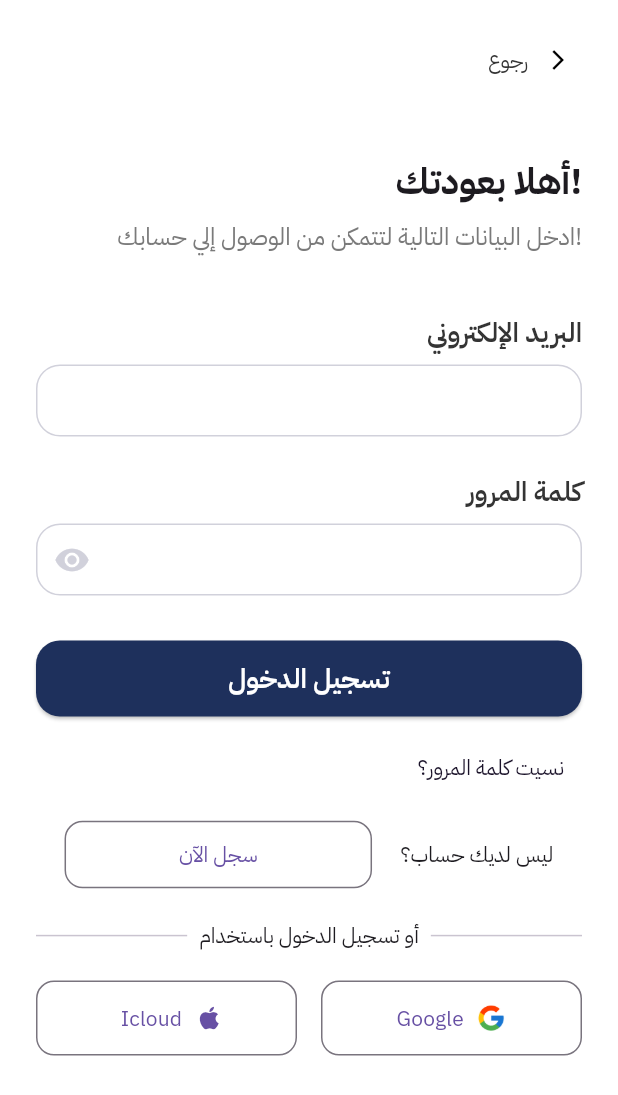
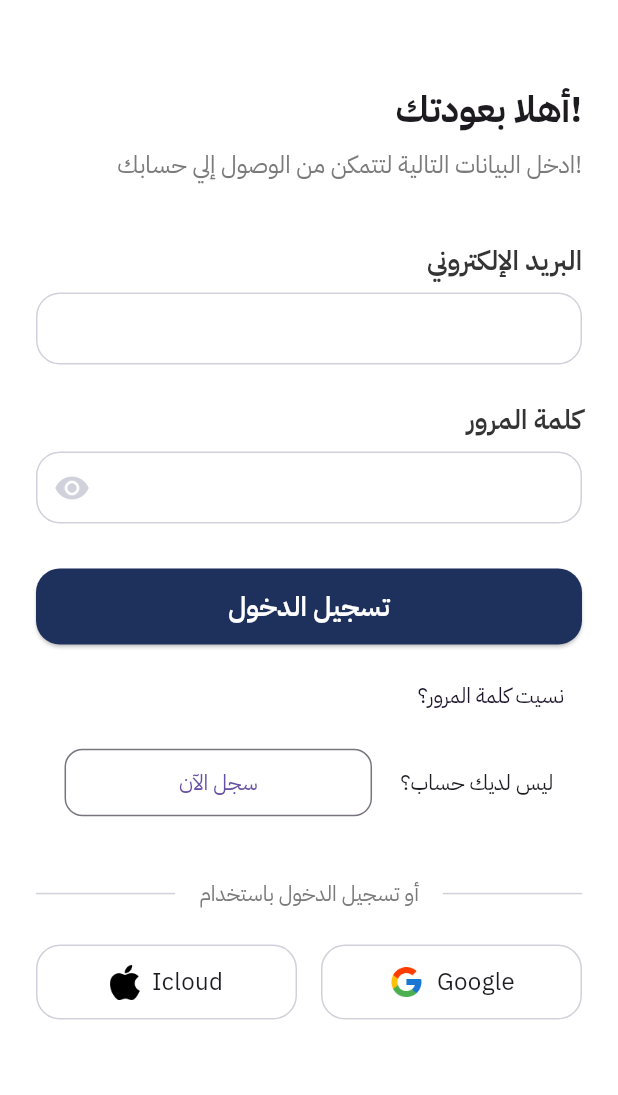
Before and after one commit to Sejily/sejily_app, a Flutter app: the screen it shows after launch, after a tap on "التالي", after a tap on "تخطي", on a phone screen of 412 x 824 dp. Shown: the top 1095 px of the screen. Run offline on Flutter 3.47's test engine with Material 3 defaults, Android fonts, the phone set to English and light mode, and no system bars; our stand-ins replace country_code_picker, dio, dotted_border, flutter_dotenv, flutter_riverpod, flutter_secure_storage and 5 more.

Commit message:
Handling the Authentication UI app flow

```diff
--- a/lib/core/routes/app_router.dart
+++ b/lib/core/routes/app_router.dart
@@ -5,6 +5,8 @@ import 'package:sejily/features/authentication/presentation/view/data_review_pag
 import 'package:sejily/features/authentication/presentation/view/emergency_contact_page.dart';
 import 'package:sejily/features/authentication/presentation/view/forget_password_view.dart';
 import 'package:sejily/features/authentication/presentation/view/login_view.dart';
+import 'package:sejily/features/authentication/presentation/view/otp_verification_view.dart';
+import 'package:sejily/features/authentication/presentation/view/register_view.dart';
 import 'package:sejily/features/authentication/presentation/view/reset_password_view.dart';
 import 'package:sejily/features/authentication/presentation/view/role_selection_view.dart';
 import 'package:sejily/features/authentication/presentation/view/success_reset_view.dart';
@@ -34,12 +36,20 @@ class AppRouter {
       ),
       GoRoute(
         path: Routes.register,
-        builder: (context, state) => const Placeholder(),
+        builder: (context, state) => const RegisterView(),
       ),
 
       GoRoute(
         path: Routes.verifyOtp,
         builder: (context, state) => const OtpPage(),
+      ),
+
+      GoRoute(
+        path: Routes.registerOtpVerification,
+        builder: (context, state) {
+          final email = state.extra as String;
+          return OtpVerificationView(email: email);
+        },
       ),
       GoRoute(
         path: Routes.forgetPassword,
--- a/lib/core/routes/routes.dart
+++ b/lib/core/routes/routes.dart
@@ -17,4 +17,5 @@ class Routes {
   static const String uploadHospitalAffiliation = '/uploadHospitalAffiliation';
   static const String emergencyContact = '/emergencyContact';
   static const String dataReview = '/dataReview';
+  static const String registerOtpVerification = '/registerOtpVerification';
 }
--- a/lib/features/authentication/presentation/view/complete_user_data_page.dart
+++ b/lib/features/authentication/presentation/view/complete_user_data_page.dart
@@ -7,7 +7,6 @@ import 'package:sejily/core/utils/app_text_styles.dart';
 import 'package:sejily/core/utils/app_validators.dart';
 import 'package:sejily/core/utils/app_strings.dart';
 import 'package:sejily/core/widgets/build_field_with_label.dart';
-import 'package:sejily/core/widgets/custom_app_bar.dart';
 import 'package:sejily/core/widgets/custom_button.dart';
 import 'package:sejily/core/widgets/custom_text_field.dart';
 import 'package:sejily/features/authentication/presentation/manager/providers/progress_provider.dart';
@@ -57,9 +56,7 @@ class _CompleteUserDataPageState extends ConsumerState<CompleteUserDataPage> {
     await DatePickerHelper.selectDate(context, _birthdateController, (
       dateString,
     ) {
-      setState(() {
-        // Date is already set in the controller by the helper
-      });
+      setState(() {});
     });
   }
 
@@ -76,7 +73,7 @@ class _CompleteUserDataPageState extends ConsumerState<CompleteUserDataPage> {
               child: Column(
                 crossAxisAlignment: CrossAxisAlignment.start,
                 children: [
-                  const CustomAppBar(),
+                  const SizedBox(height: 50),
                   const StepProgressBar(),
                   const SizedBox(height: 17),
                   Text(
--- a/lib/features/authentication/presentation/view/login_view.dart
+++ b/lib/features/authentication/presentation/view/login_view.dart
@@ -9,7 +9,7 @@ import 'package:sejily/core/routes/routes.dart';
 import 'package:sejily/core/constants/api_endpoints.dart';
 import 'package:flutter_secure_storage/flutter_secure_storage.dart';
 import 'package:sejily/core/newtorking/dio_factory.dart';
-import 'package:sejily/core/utils/app_assets.dart';
+import 'package:sejily/features/authentication/presentation/widgets/social_login_section.dart';
 
 class LoginScreen extends StatefulWidget {
   const LoginScreen({super.key});
@@ -75,42 +75,20 @@ class _LoginScreenState extends State<LoginScreen> {
 
   @override
   Widget build(BuildContext context) {
-    return Directionality(
-      textDirection: TextDirection.rtl,
-      child: Scaffold(
-        backgroundColor: AppColors.white,
+    return Scaffold(
       body: SafeArea(
         child: SingleChildScrollView(
           padding: const EdgeInsets.symmetric(horizontal: 24, vertical: 16),
           child: Column(
             crossAxisAlignment: CrossAxisAlignment.start,
             children: [
-                Align(
-                  alignment: Alignment.centerRight,
-                  child: TextButton.icon(
-                    onPressed: () => context.pop(),
-                    icon: const Icon(
-                      Icons.arrow_back_ios,
-                      size: 16,
-                      color: Colors.black,
-                    ),
-                    label: Text(
-                      AppStrings.back,
-                      style: AppTextStyles.regular14.copyWith(
-                        color: AppColors.jetBlack,
-                      ),
-                    ),
-                  ),
-                ),
               const SizedBox(height: 40),
               Text(AppStrings.welcomeBack, style: AppTextStyles.bold24),
               const SizedBox(height: 8),
 
               Text(
                 AppStrings.enterNextData,
-                  style: AppTextStyles.regular16.copyWith(
-                    color: AppColors.gray,
-                  ),
+                style: AppTextStyles.regular16.copyWith(color: AppColors.gray),
               ),
               const SizedBox(height: 40),
               Text(
@@ -148,15 +126,12 @@ class _LoginScreenState extends State<LoginScreen> {
               ),
 
               const SizedBox(height: 10),
-                Align(
-                  alignment: Alignment.centerRight,
-                  child: TextButton(
+              TextButton(
                 onPressed: () => context.go(Routes.forgetPassword),
                 child: Text(
                   AppStrings.forgetPassword,
                   style: AppTextStyles.regular14.copyWith(
                     color: AppColors.blackBlue,
-                      ),
                   ),
                 ),
               ),
@@ -184,73 +159,9 @@ class _LoginScreenState extends State<LoginScreen> {
                   ),
                 ],
               ),
-                const SizedBox(height: 20),
-                Row(
-                  children: [
-                    const Expanded(child: Divider()),
-                    Padding(
-                      padding: const EdgeInsets.symmetric(horizontal: 8),
-                      child: Text(
-                        AppStrings.orLoginWith,
-                        style: AppTextStyles.regular14,
-                      ),
-                    ),
-                    const Expanded(child: Divider()),
+              const SizedBox(height: 40),
+              SocialLoginSection(),
             ],
-                ),
-
-                const SizedBox(height: 20),
-                Row(
-                  children: [
-                    Expanded(
-                      child: OutlinedButton(
-                        onPressed: () {},
-                        style: OutlinedButton.styleFrom(
-                          minimumSize: const Size(double.infinity, 50),
-                          shape: RoundedRectangleBorder(
-                            borderRadius: BorderRadius.circular(12),
-                          ),
-                        ),
-                        child: Row(
-                          mainAxisAlignment: MainAxisAlignment.center,
-                          children: [
-                            Image.asset(Assets.google, height: 20),
-                            const SizedBox(width: 8),
-                            Flexible(
-                              child: Text(
-                                AppStrings.google,
-                                overflow: TextOverflow.ellipsis,
-                                style: AppTextStyles.regular14,
-                              ),
-                            ),
-                          ],
-                        ),
-                      ),
-                    ),
-                    const SizedBox(width: 16),
-                    Expanded(
-                      child: OutlinedButton.icon(
-                        onPressed: () {},
-                        icon: const Icon(Icons.apple, size: 20),
-                        label: Flexible(
-                          child: Text(
-                            AppStrings.icloud,
-                            overflow: TextOverflow.ellipsis,
-                            style: AppTextStyles.regular14,
-                          ),
-                        ),
-                        style: OutlinedButton.styleFrom(
-                          minimumSize: const Size(double.infinity, 50),
-                          shape: RoundedRectangleBorder(
-                            borderRadius: BorderRadius.circular(12),
-                          ),
-                        ),
-                      ),
-                    ),
-                  ],
-                ),
-              ],
-            ),
           ),
         ),
       ),
--- a/lib/features/authentication/presentation/view/register_view.dart
+++ b/lib/features/authentication/presentation/view/register_view.dart
@@ -6,7 +6,6 @@ import 'package:sejily/core/utils/app_strings.dart';
 import 'package:sejily/core/utils/app_text_styles.dart';
 import 'package:sejily/core/utils/app_validators.dart';
 import 'package:sejily/core/widgets/build_field_with_label.dart';
-import 'package:sejily/core/widgets/custom_app_bar.dart';
 import 'package:sejily/core/widgets/custom_button.dart';
 import 'package:sejily/core/widgets/custom_text_field.dart';
 import 'package:sejily/features/authentication/presentation/widgets/authentication_button.dart';
@@ -45,8 +44,7 @@ class _RegisterViewState extends State<RegisterView> {
               child: Column(
                 crossAxisAlignment: CrossAxisAlignment.start,
                 children: [
-                  const CustomAppBar(),
-                  const SizedBox(height: 17),
+                  const SizedBox(height: 40),
                   Text(
                     AppStrings.registerNowFree,
                     style: AppTextStyles.bold24.copyWith(
@@ -67,7 +65,7 @@ class _RegisterViewState extends State<RegisterView> {
                     onPressed: () {
                       if (_formKey.currentState?.validate() ?? false) {
                         context.push(
-                          Routes.verifyOtp,
+                          Routes.registerOtpVerification,
                           extra: _emailController.text,
                         );
                       }
@@ -97,9 +95,7 @@ class _RegisterViewState extends State<RegisterView> {
                       ),
                       const SizedBox(width: 8),
                       AuthenticationButton(
-                        onTap: () {
-                          //TODO: Navigate to login page
-                        },
+                        onTap: () => context.go(Routes.login),
                         label: AppStrings.loginNow,
                       ),
                     ],
```
Lines whose indentation alone changed are shown as unchanged.
